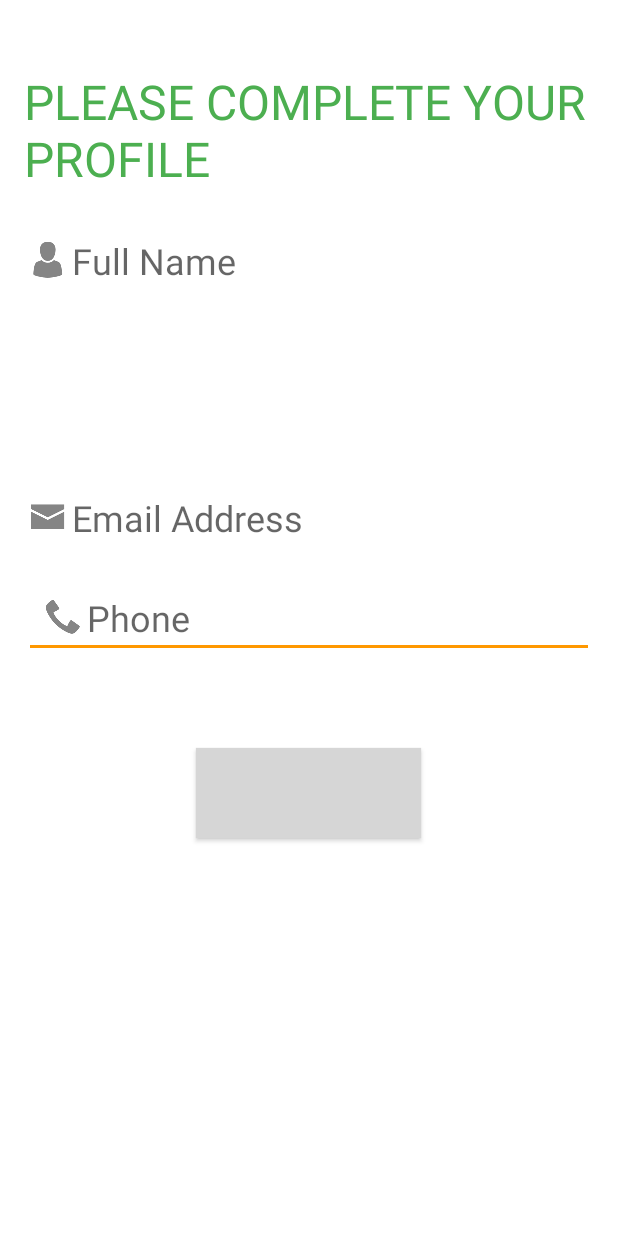
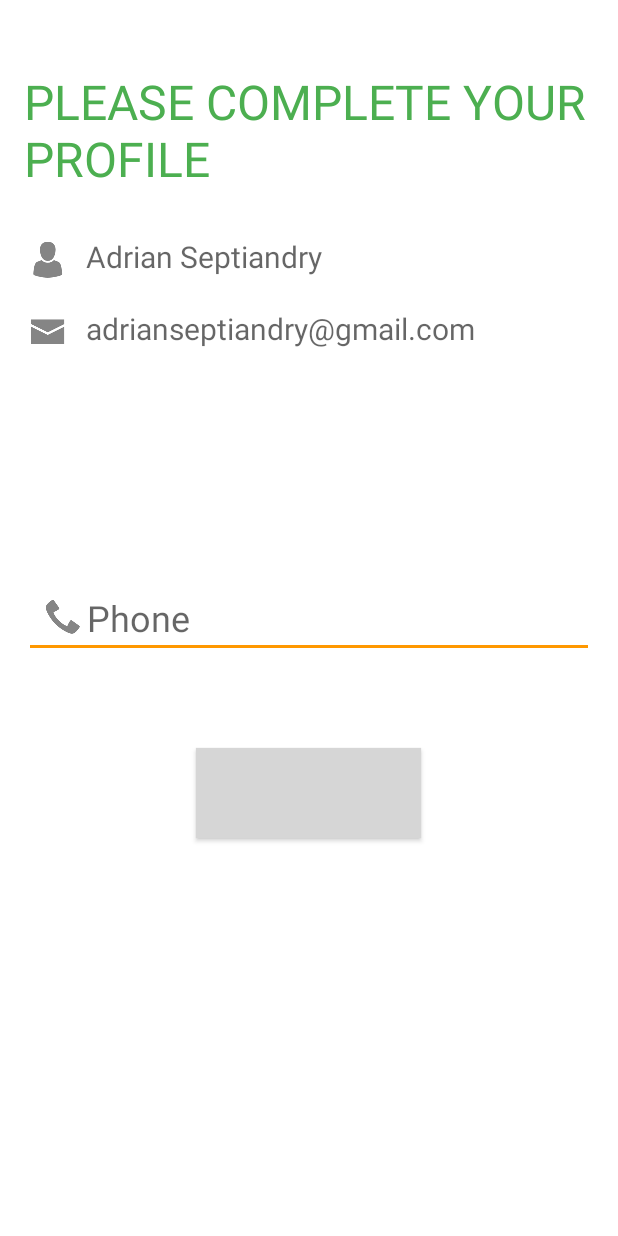
Before and after one commit to pplnostrateam/insantani-development, an Android app: the layout activity_complete_profile.xml on its own in the app's theme, with its tools: preview values and no code run, on a phone screen of 412 x 824 dp. Run offline under Robolectric (Android 15) with nearby library versions, the phone set to English and light mode, and no system bars; grey boxes are pictures that could not be loaded.

Commit message:
fix complete profile layout

```diff
--- a/app/src/main/res/layout/activity_complete_profile.xml
+++ b/app/src/main/res/layout/activity_complete_profile.xml
@@ -21,15 +21,21 @@
         android:textSize="32sp"
         android:textColor="@color/titleColor" />
 
+    <RelativeLayout
+        android:layout_width="wrap_content"
+        android:layout_height="wrap_content"
+        android:layout_below="@+id/complete_profile"
+    >
+
     <TextView
         android:layout_width="wrap_content"
         android:layout_height="wrap_content"
         android:textAppearance="?android:attr/textAppearanceMedium"
-        android:text="Full Name"
+        android:text="  Adrian Septiandry"
         android:id="@+id/textView12"
         android:layout_marginTop="30dp"
-        android:textSize="24sp"
-        android:layout_below="@+id/complete_profile"
+        android:layout_marginBottom="16dp"
+        android:textSize="20sp"
         android:layout_alignParentLeft="true"
         android:layout_alignParentStart="true"
         android:drawableLeft="@drawable/ic_menu_profile"/>
@@ -38,14 +44,15 @@
         android:layout_width="wrap_content"
         android:layout_height="wrap_content"
         android:textAppearance="?android:attr/textAppearanceMedium"
-        android:text="Email Address"
+        android:text="  adrianseptiandry@gmail.com"
         android:id="@+id/textView14"
-        android:textSize="24sp"
-        android:layout_above="@+id/editText"
+        android:textSize="20sp"
         android:drawableLeft="@drawable/ic_mail"
+        android:layout_below="@+id/textView12"
         android:layout_alignParentLeft="true"
-        android:layout_alignParentStart="true"
-        android:layout_marginBottom="24dp" />
+        android:layout_alignParentStart="true" />
+
+        </RelativeLayout>
 
     <EditText
         android:layout_width="wrap_content"
```
